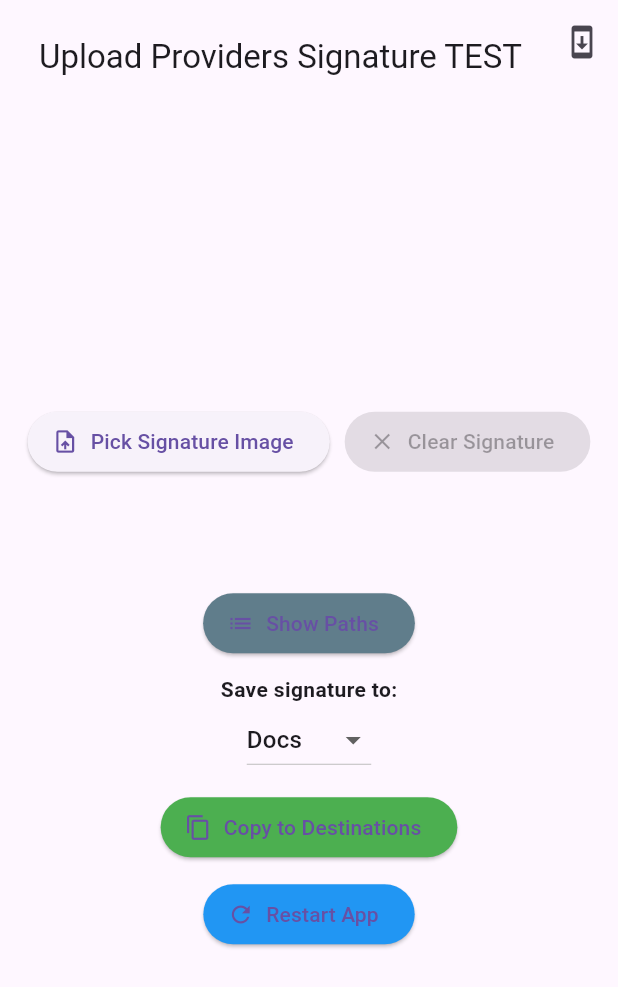
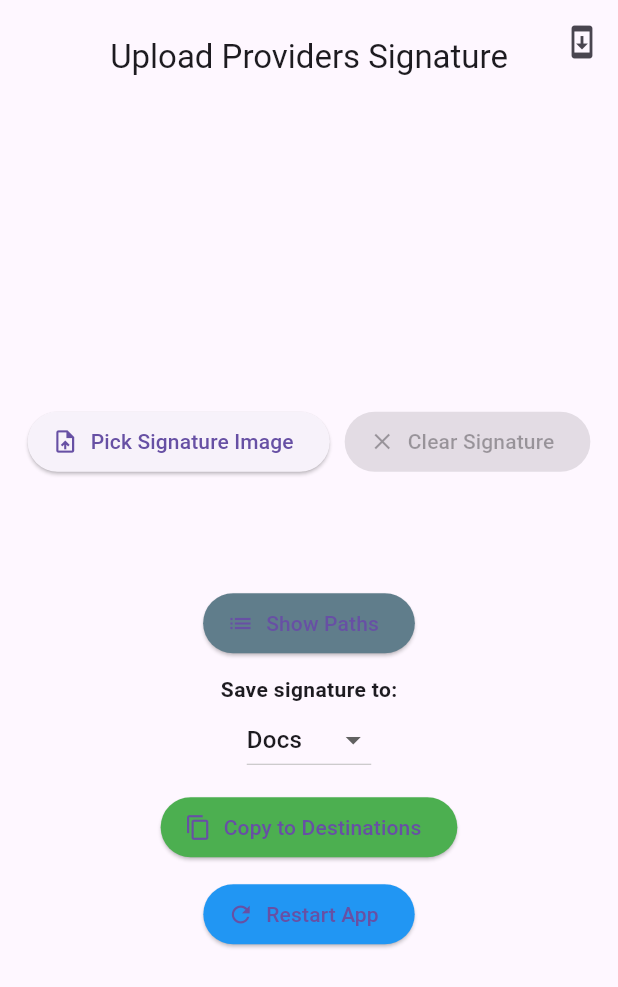
Before and after one commit to KCUkeka/signature_uploader, a Flutter app: the screen it shows after launch, on a phone screen of 412 x 824 dp. Shown: the top 987 px of the screen. Run offline on Flutter 3.47's test engine with Material 3 defaults, Android fonts, the phone set to English and light mode, and no system bars; our stand-ins replace file_picker; missing offline and left inert: desktop_updater.

```diff
--- a/lib/main.dart
+++ b/lib/main.dart
@@ -435,7 +435,7 @@ class _SignatureHomePageState extends State<SignatureHomePage> {
           centerTitle: true,
           title: const Padding(
             padding: EdgeInsets.only(top: 20.0),
-            child: Text('Upload Providers Signature TEST'),
+            child: Text('Upload Providers Signature'),
           ),
           actions: [
             IconButton(
```
